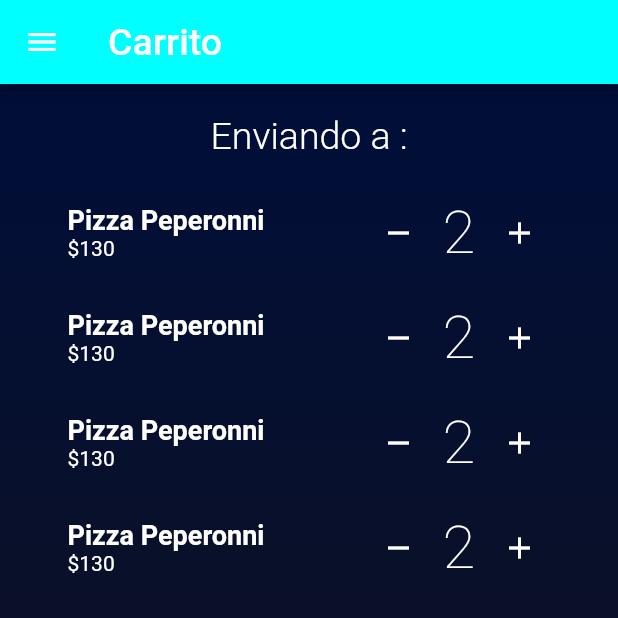
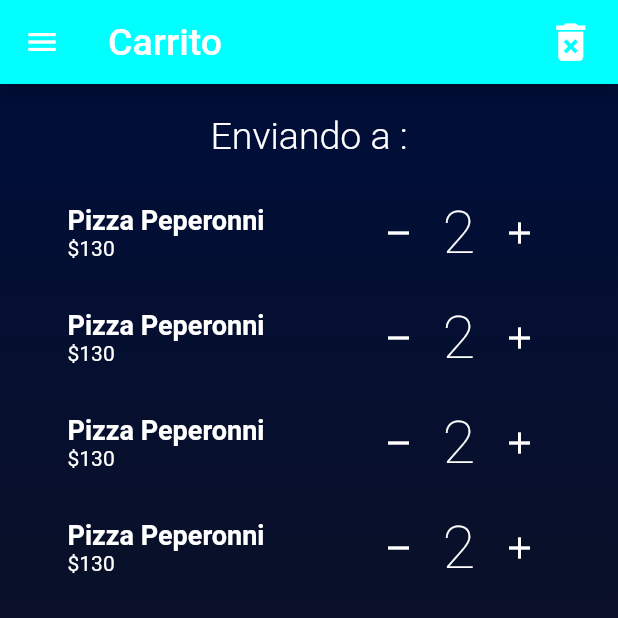
Before and after one commit to reydaniels39/FlutterEats, a Flutter app: the CarritoPage screen opened by its route, on a phone screen of 412 x 824 dp, the top half of it. Run offline on Flutter 3.47's test engine with Material 2 defaults, Android fonts, the phone set to English and light mode, and no system bars; our stand-ins replace card_swiper.

Commit message:
Agregado botón de BorrarTodo a la página carrito, separación en un widget a parte para los productos

```diff
--- a/lib/main.dart
+++ b/lib/main.dart
@@ -1,5 +1,6 @@
 import 'package:flutter/material.dart';
 import 'package:flutter_eats/src/pages/login_page.dart';
+import 'package:flutter_eats/src/providers/carrito_provider.dart';
 import 'package:flutter_eats/src/providers/inputs_login_provider.dart';
 import 'package:flutter_eats/src/providers/pagina_provider.dart';
 import 'package:flutter_eats/src/providers/restaurant_info_provider.dart';
@@ -21,6 +22,9 @@ class FlutterEats extends StatelessWidget {
         ),
         ChangeNotifierProvider(                                //ChangeNotifierProvider Provider para toda la app
           create: (_) => PaginaProvider(),                            //Provider de la página de nuestro BottomNavigationBar
+        ),
+        ChangeNotifierProvider(
+          create: (_) => CarritoProvider(),
         ),
       ],
       child: MaterialApp(
--- a/lib/src/pages/carrito_page.dart
+++ b/lib/src/pages/carrito_page.dart
@@ -1,4 +1,5 @@
 import 'package:flutter/material.dart';
+import 'package:flutter_eats/src/providers/carrito_provider.dart';
 import 'package:flutter_eats/src/providers/inputs_login_provider.dart';
 import 'package:flutter_eats/src/widgets/main_drawer.dart';
 import 'package:provider/provider.dart';
@@ -10,6 +11,7 @@ class CarritoPage extends StatelessWidget {
   Widget build(BuildContext context) {
 
     final inputsLoginProvider = Provider.of<InputsLoginProvider>(context);
+    final carritoProvider = Provider.of<CarritoProvider>(context);
 
     return Scaffold(
       appBar: AppBar(
@@ -19,14 +21,26 @@ class CarritoPage extends StatelessWidget {
             fontSize: 25,
           ),
         ),
+        actions: [
+          IconButton(
+            onPressed: () => _mostrarAlerta(context, carritoProvider),
+            icon: Icon(
+              Icons.delete_forever,
+              size: 33,
+            ),
+            padding: EdgeInsets.only(
+              right: 15
+            ),
+          ),
+        ],
       ),
       drawer: MainDrawer(),
-      body: _body(inputsLoginProvider),                                                       //Llamamos a traer al body
+      body: _body(inputsLoginProvider, carritoProvider),                                                       //Llamamos a traer al body
     );
 
   }
 
-  Widget _body(inputsLoginProvider){
+  Widget _body(inputsLoginProvider, carritoProvider){
 
     return Container(                                                      //Container para la decoración del Background
       decoration: BoxDecoration(
@@ -65,16 +79,7 @@ class CarritoPage extends StatelessWidget {
                   width: double.infinity,
                   height: double.infinity,
                   child: ListView(
-                    children: [
-                      mostrarProducto(),
-                      mostrarProducto(),
-                      mostrarProducto(),
-                      mostrarProducto(),
-                      mostrarProducto(),
-                      mostrarProducto(),
-                      mostrarProducto(),
-                      mostrarProducto(),
-                    ],
+                    children: carritoProvider.productos,
                   ),
                 ),
               ),
@@ -102,17 +107,15 @@ class CarritoPage extends StatelessWidget {
                           color: Colors.green[600],
                           borderRadius: BorderRadius.all(Radius.circular(30.0)),
                         ),
-                        child: Column(                                            //Para centrar el texto en el container
-                          mainAxisAlignment: MainAxisAlignment.center,
-                          children: [
-                            Text('¡Pedir!',
+                        child: Center(
+                          child: Text(
+                            '¡Pedir!',
                             style: TextStyle(
                               fontSize: 25,
                               color: Colors.white,
                               fontWeight: FontWeight.w300,
                             ),
                           ),
-                          ],
                         ),
                       ),
                       onPressed: (){},                                            //Al presionar el botón de pedir...
@@ -127,68 +130,33 @@ class CarritoPage extends StatelessWidget {
     );
   }
 
-  Widget mostrarProducto (){
-    return Container(
-      margin: EdgeInsets.all(5.0),
-      width: double.infinity,
-      height: 60,
-      decoration: BoxDecoration(
+  _mostrarAlerta(BuildContext context, carritoProvider){                                                     //Alerta si algún campo está vacío
+    showDialog(
+      context: context,
+      builder: (context){
+        return AlertDialog(
+          shape: RoundedRectangleBorder(borderRadius: BorderRadius.circular(20.0)),                         //Forma de la alerta
+          title: Text('Vaciar Carrito'),                                                                    //Título de la alerta
+          content: Text('Esto eliminará todos los artículos del carrito. ¿Continuar?'),     //Mensaje de la alerta
+          actions: <Widget>[                                                                                //Botón de la alerta
+            TextButton(
+              onPressed: () => Navigator.of(context).pop(),                                 //Cerrar alerta
+              child: Text('Cancelar',
+                style: TextStyle(color: Colors.black),
+              ),                                                            //Texto del botón de la alerta
             ),
-      child: Row(
-        children: [
-          Container(                                                      //Muestra nombre y precio del producto
-            width: 200,
-            child: Column(
-              crossAxisAlignment: CrossAxisAlignment.start,
-              mainAxisAlignment: MainAxisAlignment.center,
-              children: [
-                Text('Pizza Peperonni',
-                  style: TextStyle(
-                    fontSize: 18,
-                    fontWeight: FontWeight.bold,
-                    color: Colors.white,
-                  ),
-                ),
-                Text('\$130',
-                  style: TextStyle(
-                    color: Colors.white,
-                  ),
+            TextButton(
+              onPressed: () {
+                carritoProvider.borrarProductos();
+                Navigator.of(context).pop();
+              },                                 //Cerrar alerta
+              child: Text('Vaciar Carrito',
+                style: TextStyle(color: Colors.red),
+              ),                                                            //Texto del botón de la alerta
             ),
           ],
-            ),
-          ),
-          Expanded(
-            child: Container(                                                //Muestra la cantidad de unidades y los iconos de + y -
-              width: 20,
-              height: 70,
-              child: Row(
-                mainAxisAlignment: MainAxisAlignment.spaceAround,
-                children: [
-                  GestureDetector(
-                    child: Icon( Icons.remove,
-                      color: Colors.white,
-                    ),
-                    onTap: (){},                                              //Al presionar el ícono de menos...
-                  ),
-                  Text('2',                                                   //Unidades del producto
-                    style: TextStyle(
-                      fontSize: 40,
-                      fontWeight: FontWeight.w200,
-                      color: Colors.white,
-                    ),
-                  ),
-                  GestureDetector(
-                    child: Icon( Icons.add,
-                      color: Colors.white,
-                    ),
-                    onTap: (){},                                             //Al presionar el ícono de más...
-                  ),
-                ],
-              ),
-            ),
-          ),
-        ],
-      ),
+        );
+      },
     );
   }
 }
--- a/lib/src/pages/login_page.dart
+++ b/lib/src/pages/login_page.dart
@@ -32,7 +32,7 @@ class LoginPage extends StatelessWidget {
               child: Column(                                                //Organizado por Columnas
                 mainAxisAlignment: MainAxisAlignment.spaceAround,           //Espacio entre widgets
                 children: [
-                  Flexible(
+                  Flexible(                                                       //Flexible para que se acomode la login page al abrir el teclado
                     flex: 3,
                     child: Container(                                                //Contenedor que tiene la imagen para darle formato
                       width: double.infinity,                                             //Medidas de la imagen
--- /dev/null
+++ b/lib/src/providers/carrito_provider.dart
@@ -0,0 +1,32 @@
+import 'package:flutter/material.dart';
+import 'package:flutter_eats/src/widgets/producto.dart';
+
+class CarritoProvider with ChangeNotifier {         //Provider del carrito
+
+  List<Widget> _productos = [
+    Producto(),
+    Producto(),
+    Producto(),
+    Producto(),
+    Producto(),
+    Producto(),
+    Producto(),
+    Producto(),
+  ];
+
+  get productos{                   //Getter de productos
+    return _productos;
+  }
+
+  set productos(productos){             //Setter de productos
+    this._productos = productos;
+
+    notifyListeners();            //Notificar a los que requieren los cambios
+  }
+
+  borrarProductos(){
+    this._productos = [];
+
+    notifyListeners();            //Notificar a los que requieren los cambios
+  }
+}
--- /dev/null
+++ b/lib/src/widgets/producto.dart
@@ -0,0 +1,71 @@
+import 'package:flutter/material.dart';
+
+class Producto extends StatelessWidget {
+  const Producto({Key? key}) : super(key: key);
+
+  @override
+  Widget build(BuildContext context) {
+    return Container(
+      margin: EdgeInsets.all(5.0),
+      width: double.infinity,
+      height: 60,
+      decoration: BoxDecoration(
+      ),
+      child: Row(
+        children: [
+          Container(                                                      //Muestra nombre y precio del producto
+            width: 200,
+            child: Column(
+              crossAxisAlignment: CrossAxisAlignment.start,
+              mainAxisAlignment: MainAxisAlignment.center,
+              children: [
+                Text('Pizza Peperonni',
+                  style: TextStyle(
+                    fontSize: 18,
+                    fontWeight: FontWeight.bold,
+                    color: Colors.white,
+                  ),
+                ),
+                Text('\$130',
+                  style: TextStyle(
+                    color: Colors.white,
+                  ),
+                ),
+              ],
+            ),
+          ),
+          Expanded(
+            child: Container(                                                //Muestra la cantidad de unidades y los iconos de + y -
+              width: 20,
+              height: 70,
+              child: Row(
+                mainAxisAlignment: MainAxisAlignment.spaceAround,
+                children: [
+                  GestureDetector(
+                    child: Icon( Icons.remove,
+                      color: Colors.white,
+                    ),
+                    onTap: (){},                                              //Al presionar el ícono de menos...
+                  ),
+                  Text('2',                                                   //Unidades del producto
+                    style: TextStyle(
+                      fontSize: 40,
+                      fontWeight: FontWeight.w200,
+                      color: Colors.white,
+                    ),
+                  ),
+                  GestureDetector(
+                    child: Icon( Icons.add,
+                      color: Colors.white,
+                    ),
+                    onTap: (){},                                             //Al presionar el ícono de más...
+                  ),
+                ],
+              ),
+            ),
+          ),
+        ],
+      ),
+    );
+  }
+}
```
Lines whose indentation alone changed are shown as unchanged.
